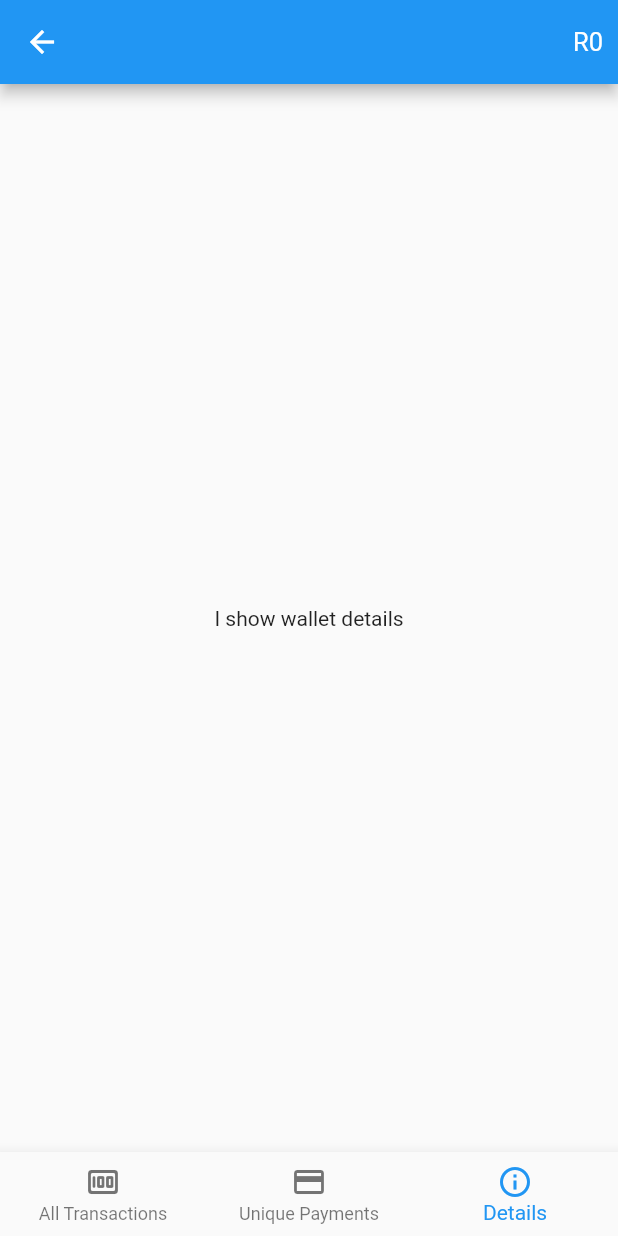
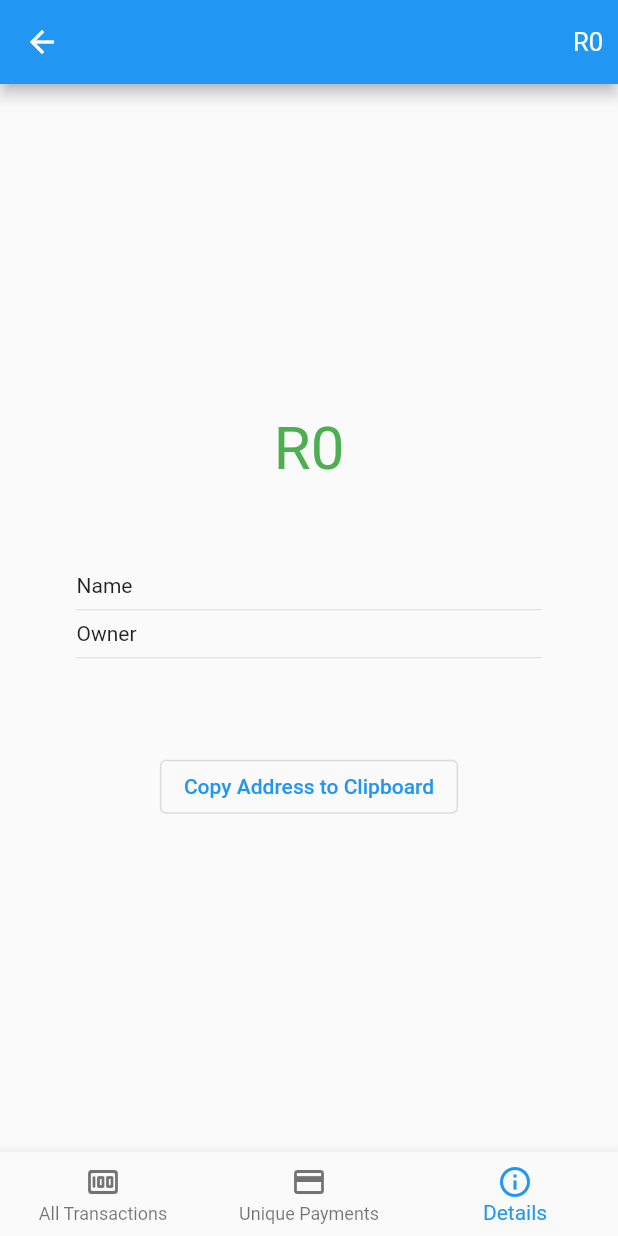
Before and after one commit to JosephGwara/Coding4Integrity, a Flutter app: the WalletDetailsView screen opened directly with empty values, item 3 of the bottom bar chosen, on a phone screen of 412 x 824 dp. Run offline on Flutter 3.47's test engine with Material 2 defaults, Android fonts, the phone set to English and light mode, and no system bars; our stand-ins replace cloud_firestore, firebase_auth, firebase_core, freezed_annotation, get_it, page_transition and 2 more; missing offline and left inert: clipboard, enum_to_string, web3dart; accounts and stored records are empty.

Commit message:
Implements Wallet Info view

```diff
--- a/wallets/lib/locator.dart
+++ b/wallets/lib/locator.dart
@@ -25,4 +25,5 @@ Future<void> setUpLocator() async {
   locator.registerLazySingleton(() => BlockScoutService());
   locator.registerLazySingleton(() => NavigationService());
   locator.registerLazySingleton(() => DialogService());
+  locator.registerLazySingleton(() => SnackbarService());
 }
--- a/wallets/lib/main.dart
+++ b/wallets/lib/main.dart
@@ -2,10 +2,12 @@ import 'package:flutter/material.dart';
 import 'package:stacked_services/stacked_services.dart';
 import 'package:wallets/locator.dart';
 import 'package:wallets/routes.dart';
+import 'package:wallets/setup_snackbar_ui.dart';
 
 Future<void> main() async {
   WidgetsFlutterBinding.ensureInitialized();
   await setUpLocator();
+  setupSnackbarUi();
   runApp(WalletsApp());
 }
 
--- /dev/null
+++ b/wallets/lib/setup_snackbar_ui.dart
@@ -0,0 +1,12 @@
+import 'package:flutter/material.dart';
+import 'package:stacked_services/stacked_services.dart';
+import 'package:wallets/locator.dart';
+
+void setupSnackbarUi() {
+  final service = locator<SnackbarService>();
+
+  service.registerSnackbarConfig(SnackbarConfig(
+    backgroundColor: Colors.green[800]!,
+    messageColor: Colors.white,
+  ));
+}
--- a/wallets/lib/views/wallet_details/wallet_details_view.dart
+++ b/wallets/lib/views/wallet_details/wallet_details_view.dart
@@ -56,7 +56,9 @@ class WalletDetailsView extends StatelessWidget {
         body: <Widget>[
           WalletAllTransactionsTabView(wallet),
           UniquePaymentsTabView(wallet),
-          WalletInformationTabView(),
+          WalletInformationTabView(
+            wallet: wallet,
+          ),
         ].elementAt(model.currentNavBarIndex),
       ),
     );
--- a/wallets/lib/views/wallet_details/wallet_information_tab/wallet_information_tab_view.dart
+++ b/wallets/lib/views/wallet_details/wallet_information_tab/wallet_information_tab_view.dart
@@ -1,11 +1,67 @@
 import 'package:flutter/material.dart';
+import 'package:stacked/stacked.dart';
+import 'package:wallets/models/models.dart';
+import 'package:wallets/shared_ui/dimensions.dart';
+import 'package:wallets/views/wallet_details/wallet_information_tab/wallet_information_tab_viewmodel.dart';
 
 class WalletInformationTabView extends StatelessWidget {
+  final DisplayableWallet wallet;
+
+  WalletInformationTabView({required this.wallet, Key? key}) : super(key: key);
+
   @override
   Widget build(BuildContext context) {
-    return Scaffold(
-      body: Center(
-        child: Text("I show wallet details"),
+    return ViewModelBuilder<WalletInformationTabViewModel>.nonReactive(
+      viewModelBuilder: () => WalletInformationTabViewModel.makeInstance(),
+      builder: (context, model, child) => Scaffold(
+        body: Center(
+          child: ConstrainedBox(
+            constraints: BoxConstraints(maxWidth: 310),
+            child: Column(
+              mainAxisAlignment: MainAxisAlignment.center,
+              children: [
+                Text(
+                  "R${wallet.balance.round()}",
+                  style: TextStyle(
+                    color: Colors.green,
+                    fontSize: 40,
+                  ),
+                ),
+                verticalSpace(60),
+                Row(
+                  mainAxisAlignment: MainAxisAlignment.spaceBetween,
+                  children: [
+                    Text("Name"),
+                    Text(wallet.data.name),
+                  ],
+                ),
+                Divider(),
+                Row(
+                  mainAxisAlignment: MainAxisAlignment.spaceBetween,
+                  children: [
+                    Text("Owner"),
+                    Text(wallet.organizationName),
+                  ],
+                ),
+                Divider(),
+                verticalSpace(20),
+                Text(
+                  wallet.data.publicAddress,
+                  style: TextStyle(
+                    color: Colors.black54,
+                    fontSize: 12,
+                  ),
+                ),
+                verticalSpace(20),
+                OutlinedButton(
+                  onPressed: () =>
+                      model.copyAddressToClipboard(wallet.data.publicAddress),
+                  child: Text("Copy Address to Clipboard"),
+                ),
+              ],
+            ),
+          ),
+        ),
       ),
     );
   }
--- /dev/null
+++ b/wallets/lib/views/wallet_details/wallet_information_tab/wallet_information_tab_viewmodel.dart
@@ -0,0 +1,24 @@
+import 'package:clipboard/clipboard.dart';
+import 'package:stacked/stacked.dart';
+import 'package:stacked_services/stacked_services.dart';
+import 'package:wallets/locator.dart';
+
+abstract class WalletInformationTabViewModel extends BaseViewModel {
+  Future<void> copyAddressToClipboard(String address);
+
+  static WalletInformationTabViewModel makeInstance() =>
+      _WalletInformationTabViewModel();
+}
+
+class _WalletInformationTabViewModel extends WalletInformationTabViewModel {
+  final snackbarService = locator<SnackbarService>();
+
+  @override
+  Future<void> copyAddressToClipboard(String address) async {
+    await FlutterClipboard.copy(address);
+    snackbarService.showSnackbar(
+      message: "Address Copied to Clipboard",
+      duration: Duration(seconds: 1),
+    );
+  }
+}
--- a/wallets/pubspec.yaml
+++ b/wallets/pubspec.yaml
@@ -42,6 +42,7 @@ dependencies:
   enum_to_string: ^2.0.1
   web3dart: ^2.3.1
   http: ^0.13.4
+  clipboard: ^0.1.3
 
 dev_dependencies:
   build_runner: ^2.1.4
```
Also changed, not shown: wallets/pubspec.lock.
